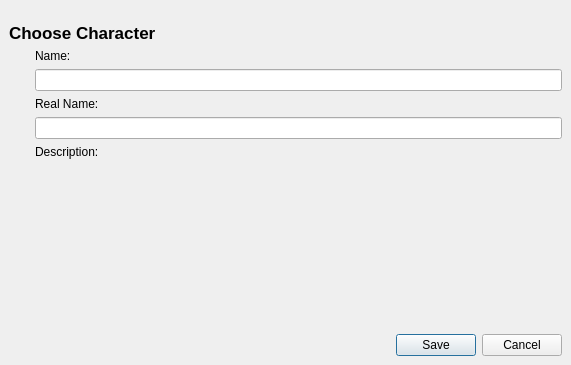
Old version of the form src/UserInterfaceLayer/Characters/CharactersDataEdit/CharactersDataEdit.ui in the repository dimkanovikov/KITScenarist.
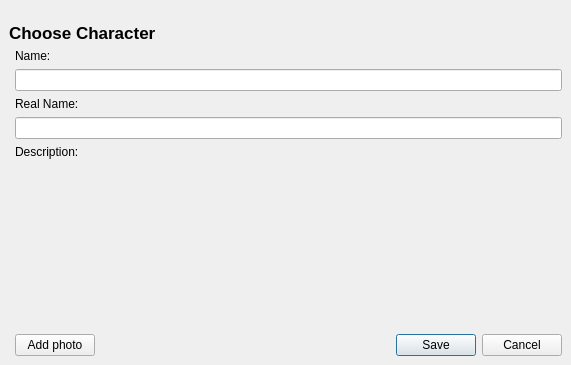
New version of the form. Custom widgets are drawn as their Qt base class.

Commit message: Improved adding photos to characters and locations

```diff
--- a/src/UserInterfaceLayer/Characters/CharactersDataEdit/CharactersDataEdit.ui
+++ b/src/UserInterfaceLayer/Characters/CharactersDataEdit/CharactersDataEdit.ui
@@ -46,24 +46,7 @@
      </property>
      <layout class="QGridLayout" name="gridLayout">
       <item row="1" column="0" rowspan="7">
-       <layout class="QVBoxLayout" name="verticalLayout">
-        <item>
-         <widget class="PhotosChooser" name="photos" native="true"/>
-        </item>
-        <item>
-         <spacer name="verticalSpacer_2">
-          <property name="orientation">
-           <enum>Qt::Vertical</enum>
-          </property>
-          <property name="sizeHint" stdset="0">
-           <size>
-            <width>20</width>
-            <height>40</height>
-           </size>
-          </property>
-         </spacer>
-        </item>
-       </layout>
+       <widget class="PhotosChooser" name="photos" native="true"/>
       </item>
       <item row="1" column="1">
        <widget class="QLabel" name="nameTitle">
@@ -104,6 +87,13 @@
       </item>
       <item row="7" column="1">
        <layout class="QHBoxLayout" name="horizontalLayout">
+        <item>
+         <widget class="QPushButton" name="addPhoto">
+          <property name="text">
+           <string>Add photo</string>
+          </property>
+         </widget>
+        </item>
         <item>
          <spacer name="horizontalSpacer">
           <property name="orientation">
```
Left out of the diff: 35 changed lines with no effect on the pictures. The commit also changes 10 other files.
